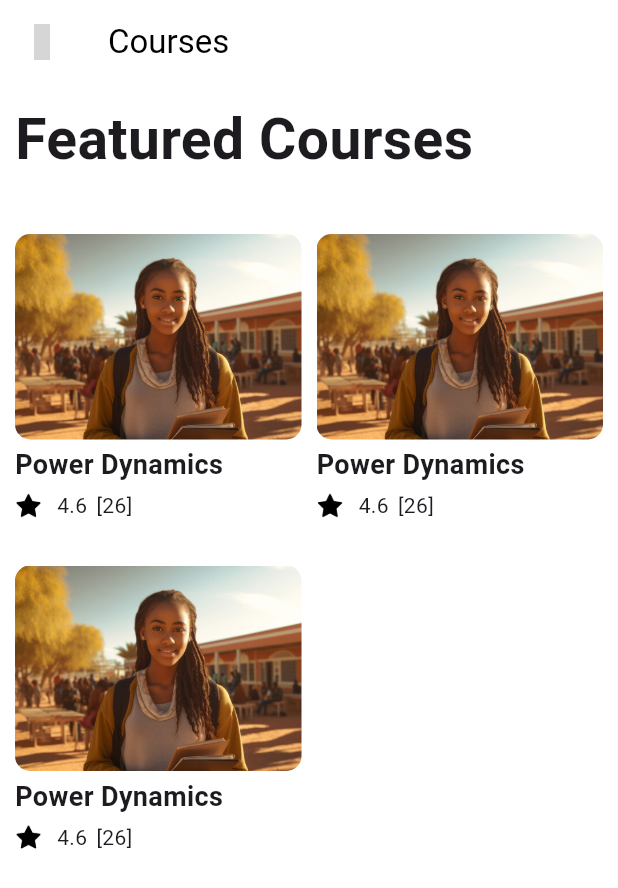
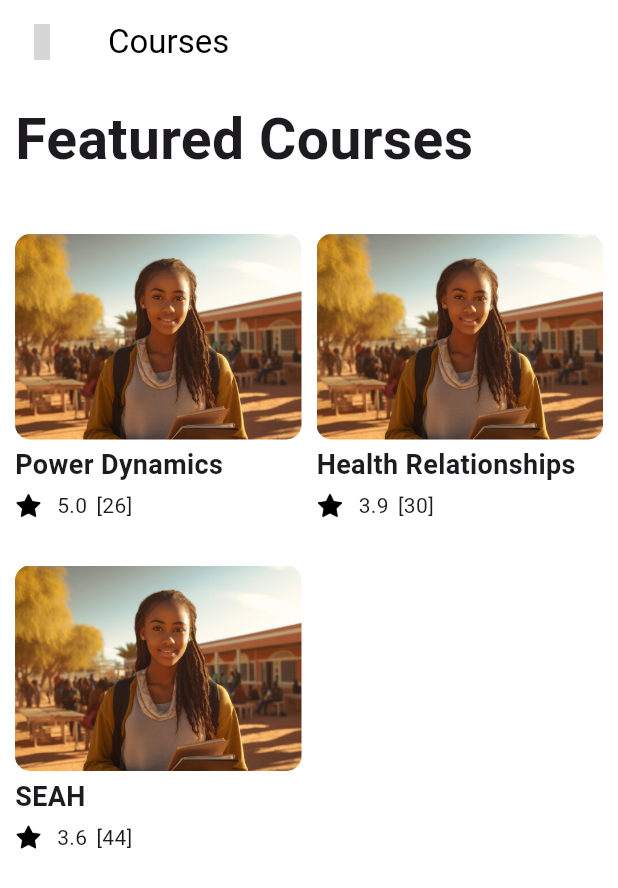
Before and after one commit to ishi265/ufuluapp, a Flutter app: the screen it shows after launch, on a phone screen of 412 x 824 dp. Shown: the top 888 px of the screen. Run offline on Flutter 3.47's test engine with Material 3 defaults, Android fonts, the phone set to English and light mode, and no system bars; our stand-ins replace google_fonts, iconsax; grey boxes are pictures that could not be loaded.

```diff
--- a/lib/pages/courses.dart
+++ b/lib/pages/courses.dart
@@ -9,6 +9,27 @@ class Courses extends StatelessWidget {
 
   @override
   Widget build(BuildContext context) {
+    final List<Map<String, dynamic>> courses = [
+      {
+        "title": "Power Dynamics",
+        "rating": 5.0,
+        "reviews": 26,
+        "imagePath": "images/coursename.jpg"
+      },
+      {
+        "title": "Health Relationships",
+        "rating": 3.9,
+        "reviews": 30,
+        "imagePath": "images/coursename.jpg"
+      },
+      {
+        "title": "SEAH",
+        "rating": 3.6,
+        "reviews": 44,
+        "imagePath": "images/coursename.jpg"
+      }
+    ];
+
     return Scaffold(
       appBar: AppBar(
         leading: Icon(Iconsax.arrow_left),
@@ -26,7 +47,7 @@ class Courses extends StatelessWidget {
             SizedBox(height: 36),
             Expanded(
               child: GridView.builder(
-                itemCount: 3,
+                itemCount: courses.length,
                 gridDelegate: SliverGridDelegateWithFixedCrossAxisCount(
                   crossAxisCount: 2,
                   crossAxisSpacing: 10,
@@ -35,10 +56,10 @@ class Courses extends StatelessWidget {
                 ),
                 itemBuilder: (context, index) {
                   return CourseWidget(
-                    title: "Power Dynamics",
-                    rating: 3.9,
-                    reviews: 30,
-                    imagePath: "images/coursename.jpg",
+                    title: courses[index]['title'],
+                    rating: courses[index]['rating'],
+                    reviews: courses[index]['reviews'],
+                    imagePath: courses[index]['imagePath'],
                   );
                 },
               ),
--- a/lib/widgets/courseWidget.dart
+++ b/lib/widgets/courseWidget.dart
@@ -22,7 +22,7 @@ class CourseWidget extends StatelessWidget {
           child: ClipRRect(
               borderRadius: BorderRadius.all(Radius.circular(10)),
               child: Image.asset(
-                "images/coursename.jpg",
+                imagePath,
                 width: double.infinity,
                 fit: BoxFit.cover,
               )),
@@ -31,7 +31,7 @@ class CourseWidget extends StatelessWidget {
           height: 4,
         ),
         Text(
-          "Power Dynamics",
+          title,
           style: TextStyle(fontSize: 18, fontWeight: FontWeight.w600),
         ),
         SizedBox(
@@ -44,14 +44,14 @@ class CourseWidget extends StatelessWidget {
               width: 10,
             ),
             Text(
-              "4.6",
+              rating.toString(),
               style: TextStyle(fontSize: 14),
             ),
             SizedBox(
               width: 6,
             ),
             Text(
-              "[26]",
+              "[$reviews]",
               style: TextStyle(fontSize: 14),
             )
           ],
```
